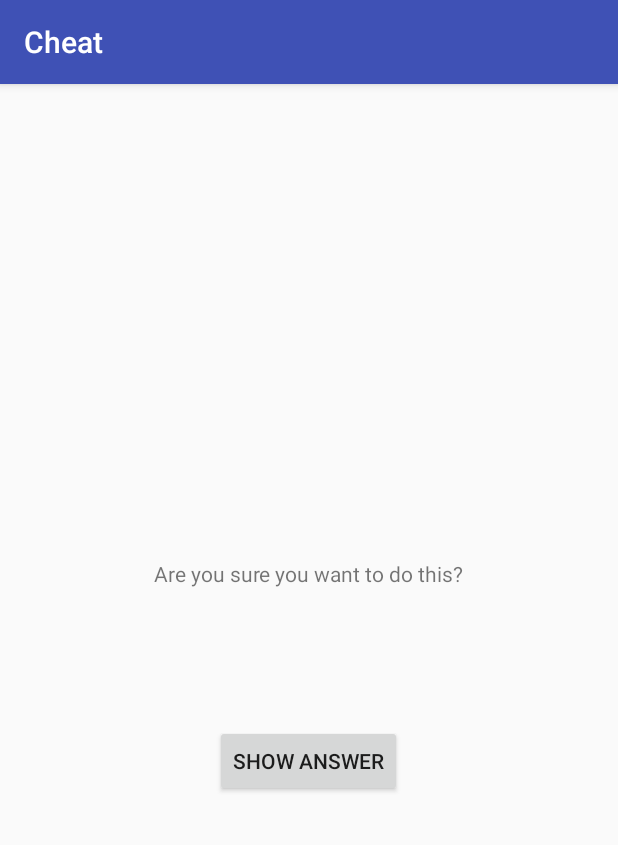
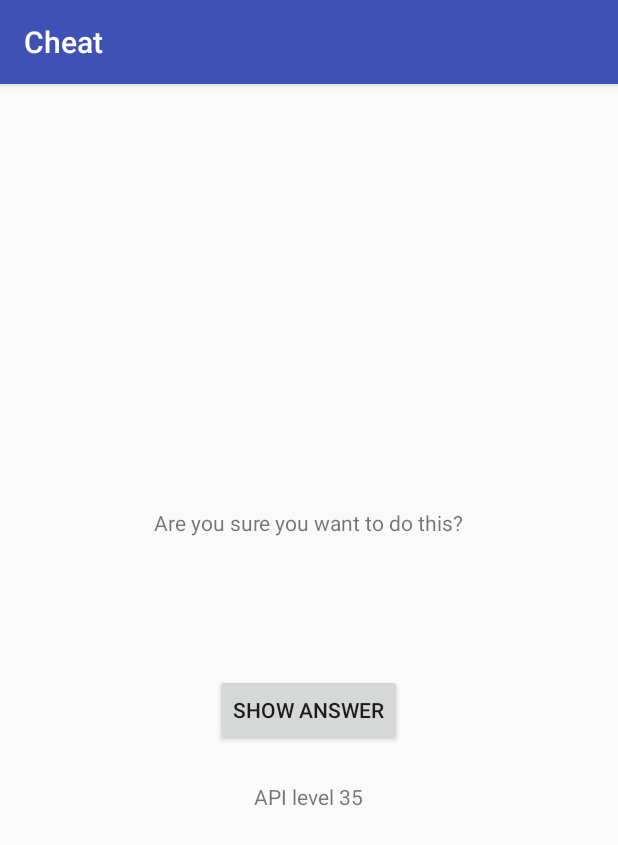
Before and after one commit to NicolasUA/GeoQuiz, an Android app: the screen it shows after launch (CheatActivity), after a tap on "CHEAT!", on a phone screen of 412 x 824 dp. Shown: the top 845 px of the screen. Run offline under Robolectric (Android 15) with nearby library versions, the phone set to English and light mode, and no system bars.

Commit message:
Challenge_6

```diff
--- a/app/src/main/java/com/bignerdranch/android/geoquiz/CheatActivity.java
+++ b/app/src/main/java/com/bignerdranch/android/geoquiz/CheatActivity.java
@@ -22,6 +22,7 @@ public class CheatActivity extends AppCompatActivity {
     private boolean mAnswerIsTrue;
     private TextView mAnswerTextView;
     private Button mShowAnswer;
+    private TextView mApiLevel;
 
     public static Intent newIntent(Context packageContext, boolean answerIsTrue) {
         Intent i = new Intent(packageContext, CheatActivity.class);
@@ -70,6 +71,9 @@ public class CheatActivity extends AppCompatActivity {
                 }
             }
         });
+
+        mApiLevel = (TextView) findViewById(R.id.api_level_view);
+        mApiLevel.setText("API level " + Build.VERSION.SDK_INT);
     }
 
     private void setAnswerShownResult(boolean isAnswerShown) {
--- a/app/src/main/res/layout/activity_cheat.xml
+++ b/app/src/main/res/layout/activity_cheat.xml
@@ -26,4 +26,11 @@
         android:layout_height="wrap_content"
         android:text="@string/show_answer_button"/>
 
+    <TextView
+        android:id="@+id/api_level_view"
+        android:layout_width="wrap_content"
+        android:layout_height="wrap_content"
+        android:padding="24dp"
+        tools:text="API level"/>
+
 </LinearLayout>
```
